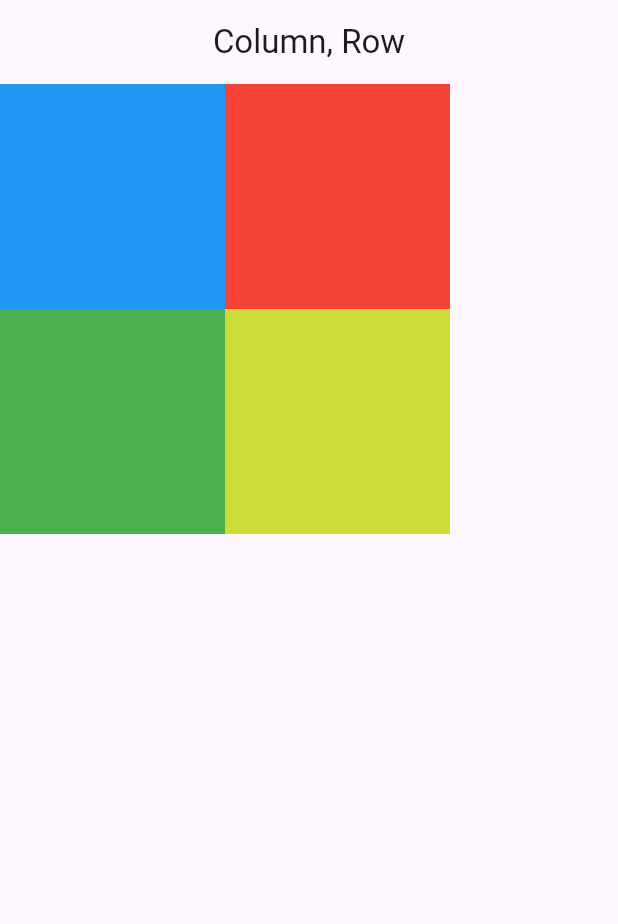
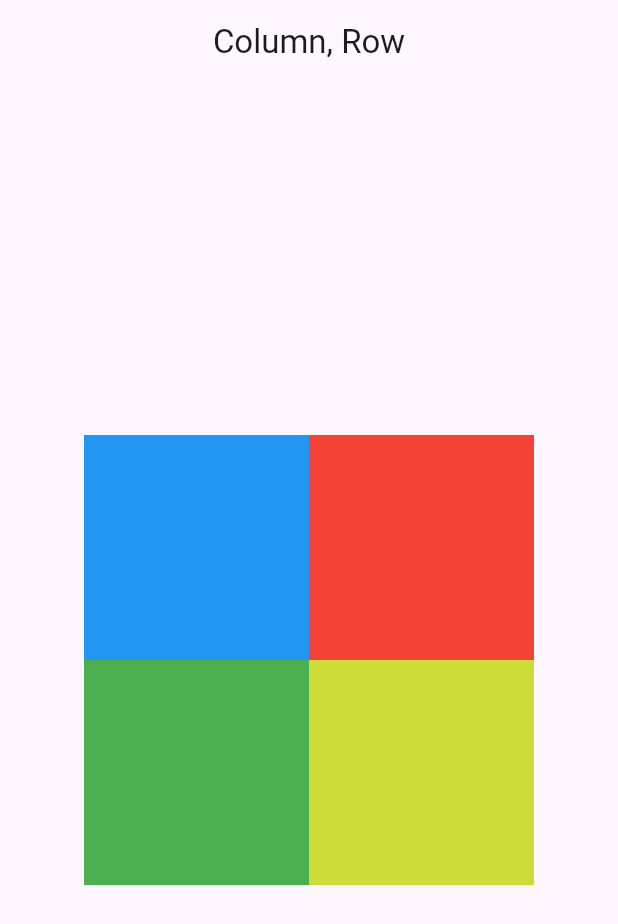
Before and after one commit to Lodny/core_courses, a Flutter app: the screen it shows after launch, on a phone screen of 412 x 824 dp. Shown: the top 924 px of the screen. Run offline on Flutter 3.47's test engine with Material 3 defaults, Android fonts, the phone set to English and light mode, and no system bars.

Commit message:
centered

```diff
--- a/lib/page/scaffold_page.dart
+++ b/lib/page/scaffold_page.dart
@@ -11,10 +11,11 @@ class ScaffoldPage extends StatelessWidget {
         centerTitle: true,
       ),
       body: Container(
-        alignment: Alignment.center,
         child: Column(
+          mainAxisAlignment: MainAxisAlignment.center,
           children: [
             Row(
+              mainAxisAlignment: MainAxisAlignment.center,
               children: [
                 Container(
                   width: 150,
@@ -29,6 +30,7 @@ class ScaffoldPage extends StatelessWidget {
               ],
             ),
             Row(
+              mainAxisAlignment: MainAxisAlignment.center,
               children: [
                 Container(
                   width: 150,
```
